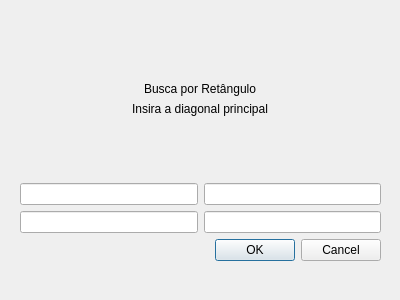
Qt form rectanglesearchwindow.ui (josecleiton/GIS-RTree) before a commit.
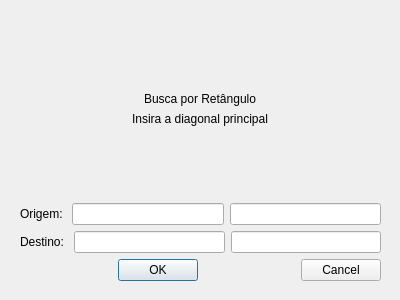
The same form after that commit.

Diff of the .ui file:
```diff
--- a/rectanglesearchwindow.ui
+++ b/rectanglesearchwindow.ui
@@ -19,7 +19,7 @@
      <x>20</x>
      <y>20</y>
      <width>361</width>
-     <height>241</height>
+     <height>261</height>
     </rect>
    </property>
    <layout class="QVBoxLayout" name="verticalLayout">
@@ -39,6 +39,13 @@
     </item>
     <item>
      <layout class="QHBoxLayout" name="horizontalLayout">
+      <item>
+       <widget class="QLabel" name="label_3">
+        <property name="text">
+         <string>Origem: </string>
+        </property>
+       </widget>
+      </item>
       <item>
        <widget class="QLineEdit" name="p1x"/>
       </item>
@@ -49,6 +56,13 @@
     </item>
     <item>
      <layout class="QHBoxLayout" name="horizontalLayout_2">
+      <item>
+       <widget class="QLabel" name="label_4">
+        <property name="text">
+         <string>Destino: </string>
+        </property>
+       </widget>
+      </item>
       <item>
        <widget class="QLineEdit" name="p2x"/>
       </item>
@@ -58,14 +72,25 @@
      </layout>
     </item>
     <item>
+     <layout class="QHBoxLayout" name="horizontalLayout_3">
+      <item>
      <widget class="QDialogButtonBox" name="button">
       <property name="orientation">
        <enum>Qt::Horizontal</enum>
       </property>
       <property name="standardButtons">
-       <set>QDialogButtonBox::Cancel|QDialogButtonBox::Ok</set>
-      </property>
-     </widget>
+         <set>QDialogButtonBox::Ok</set>
+        </property>
+       </widget>
+      </item>
+      <item>
+       <widget class="QDialogButtonBox" name="cancel">
+        <property name="standardButtons">
+         <set>QDialogButtonBox::Cancel</set>
+        </property>
+       </widget>
+      </item>
+     </layout>
     </item>
    </layout>
   </widget>
```
Lines whose indentation alone changed are shown as unchanged.
